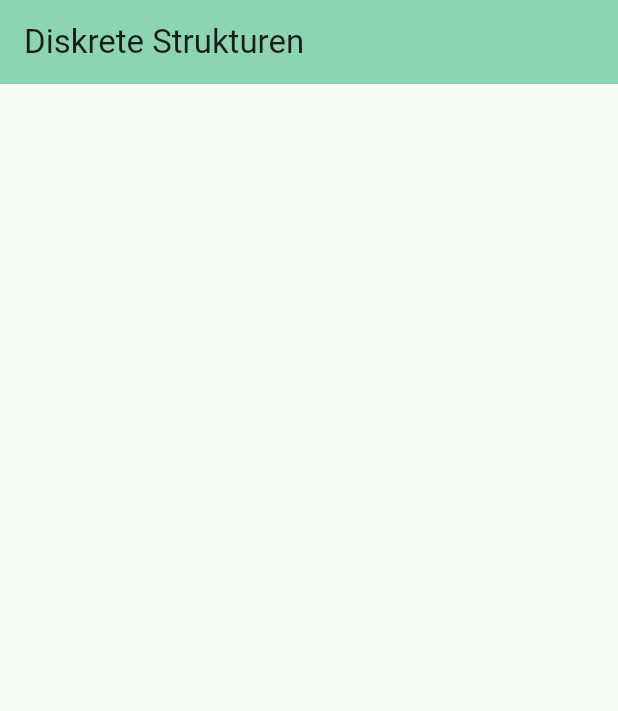
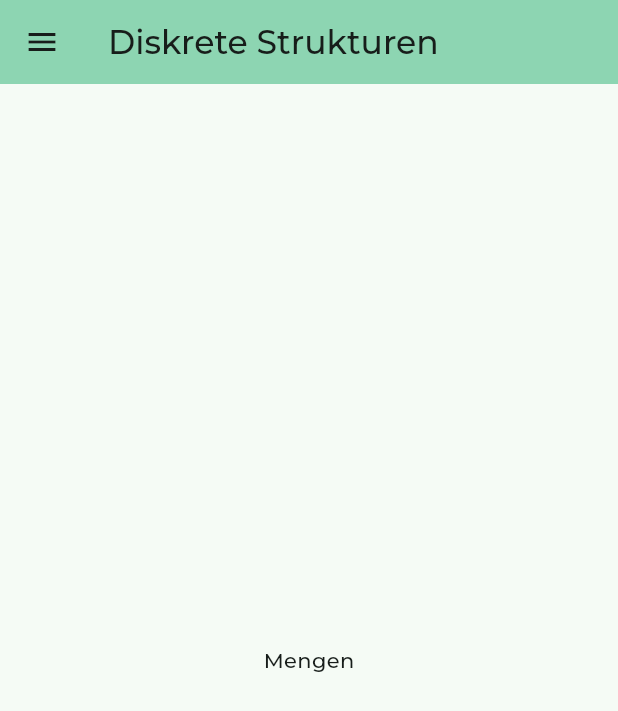
Before and after one commit to CelinaStransky/diskrete_strukturen, a Flutter app: the screen it shows after launch, on a phone screen of 412 x 824 dp. Shown: the top 711 px of the screen. Run offline on Flutter 3.47's test engine with Material 2 defaults, Android fonts, the phone set to English and light mode, and no system bars; missing offline and left inert: flutter_math_fork.

Commit message:
Added drawer for navigation

```diff
--- a/lib/main.dart
+++ b/lib/main.dart
@@ -1,4 +1,6 @@
 import 'package:flutter/material.dart';
+
+import 'pageOptions.dart';
 
 import 'package:flutter_math_fork/ast.dart';
 import 'package:flutter_math_fork/flutter_math.dart';
@@ -17,9 +19,11 @@ class MyApp extends StatelessWidget {
     return MaterialApp(
       title: 'Diskrete Strukturen',
       theme: ThemeData(
-        colorScheme: ColorScheme.fromSeed(seedColor: const Color.fromARGB(255, 194, 235, 212)),
-        useMaterial3: true,
-      ),
+          colorScheme: ColorScheme.fromSeed(
+            seedColor: const Color.fromARGB(255, 194, 235, 212),
+          ),
+          useMaterial3: true,
+          fontFamily: 'Monserrat'),
       debugShowCheckedModeBanner: false,
       home: const MyHomePage(title: 'Diskrete Strukturen'),
     );
@@ -34,6 +38,21 @@ class MyHomePage extends StatefulWidget {
 }
 
 class _MyHomePageState extends State<MyHomePage> {
+  // current selected Index
+  int selectedIndex = 0;
+
+  // update current Selected Index
+  void onItemTapped(index) {
+    setState(() {
+      selectedIndex = index;
+    });
+  }
+
+  // This is where the different Pages will be stored
+  static List<Widget> pageOptions = <Widget>[
+    Mengen(),
+  ];
+
   @override
   Widget build(BuildContext context) {
     return Scaffold(
@@ -42,9 +61,22 @@ class _MyHomePageState extends State<MyHomePage> {
         title: Text(widget.title),
       ),
       body: Center(
-        child: Column(
-          mainAxisAlignment: MainAxisAlignment.center,
-          children: <Widget>[],
+        child: pageOptions[selectedIndex],
+      ),
+      drawer: Drawer(
+        child: ListView(
+          padding: EdgeInsets.zero,
+          children: [
+            const DrawerHeader(child: Text('Themen')),
+            ListTile(
+              title: const Text('Mengen'),
+              selected: selectedIndex == 0,
+              onTap: () {
+                onItemTapped(0);
+                Navigator.pop(context);
+              },
+            ),
+          ],
         ),
       ),
       // floatingActionButton: FloatingActionButton(
--- /dev/null
+++ b/lib/pageOptions.dart
@@ -0,0 +1,7 @@
+import 'package:flutter/material.dart';
+
+Widget Mengen() {
+  return Container(
+    child: Text('Mengen'),
+  );
+}
```
